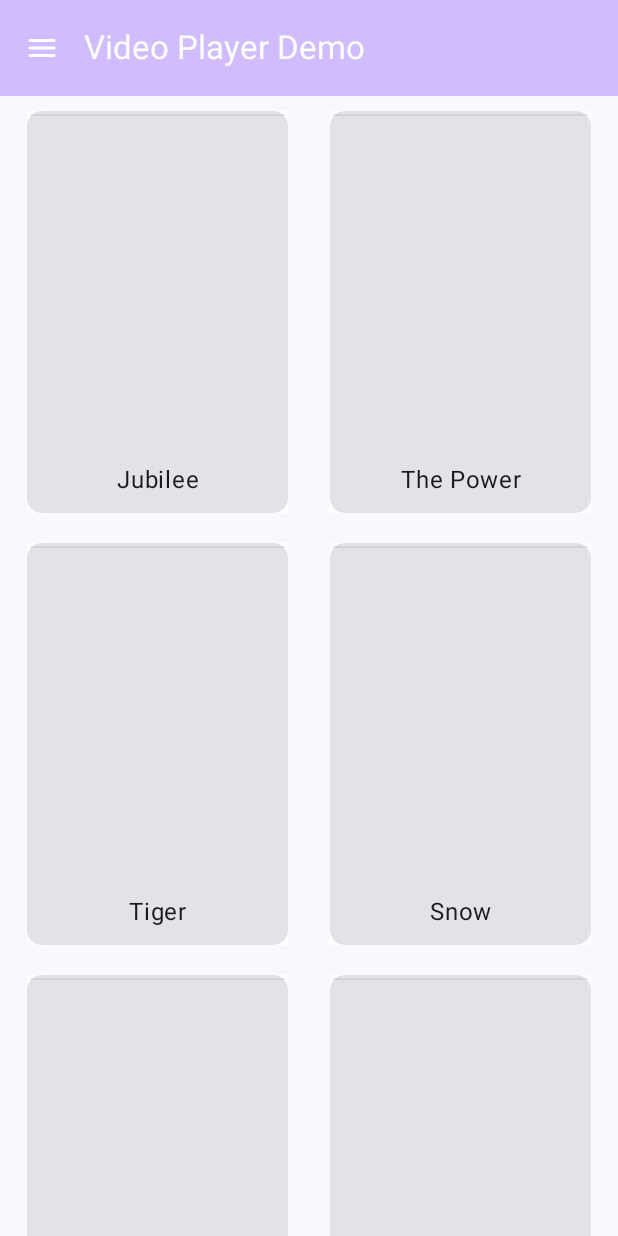
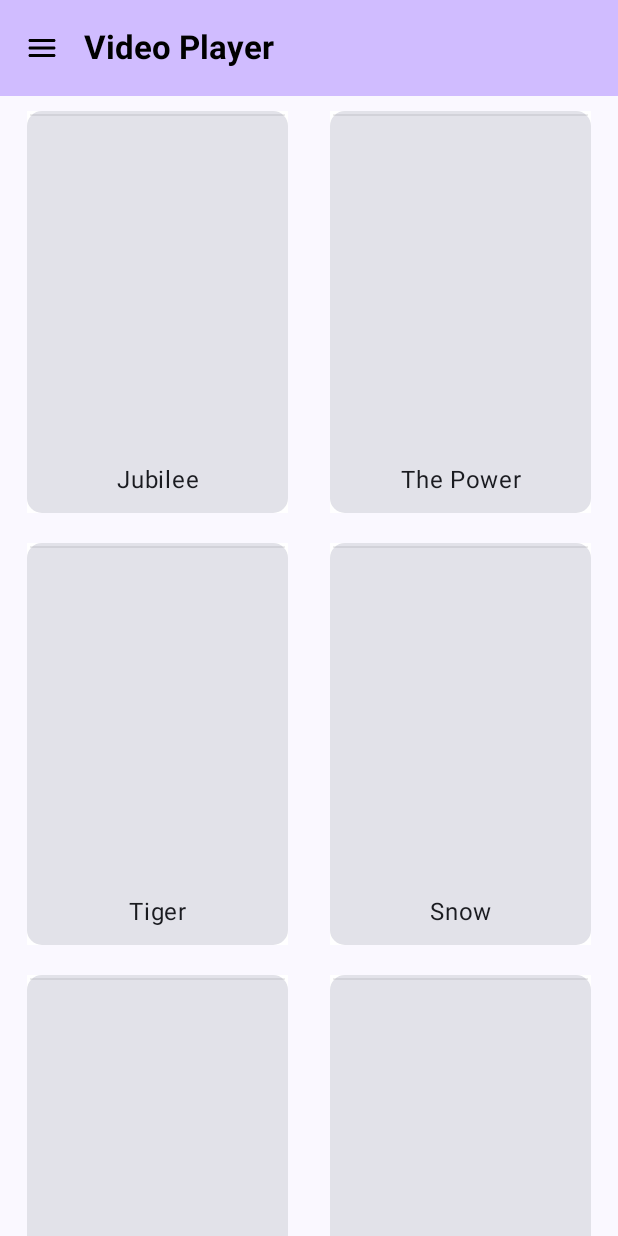
Before and after one commit to mahroonoohi/video_player, an Android app built with Jetpack Compose: the screen it shows after launch (MainActivity), on a phone screen of 412 x 824 dp. Run offline under Robolectric (Android 15) with nearby library versions, the phone set to English and light mode, and no system bars.

```diff
--- a/app/build.gradle.kts
+++ b/app/build.gradle.kts
@@ -63,11 +63,13 @@ dependencies {
     implementation(platform("androidx.compose:compose-bom:2023.08.00"))
     implementation(platform("androidx.compose:compose-bom:2023.08.00"))
     implementation(platform("androidx.compose:compose-bom:2023.08.00"))
+    implementation(platform("androidx.compose:compose-bom:2023.08.00"))
     testImplementation("junit:junit:4.13.2")
     androidTestImplementation("androidx.test.ext:junit:1.1.5")
     androidTestImplementation("androidx.test.espresso:espresso-core:3.5.1")
     androidTestImplementation(platform("androidx.compose:compose-bom:2023.08.00"))
     androidTestImplementation("androidx.compose.ui:ui-test-junit4")
+    androidTestImplementation(platform("androidx.compose:compose-bom:2023.08.00"))
     androidTestImplementation(platform("androidx.compose:compose-bom:2023.08.00"))
     androidTestImplementation(platform("androidx.compose:compose-bom:2023.08.00"))
     androidTestImplementation(platform("androidx.compose:compose-bom:2023.08.00"))
@@ -92,9 +94,11 @@ dependencies {
     implementation("androidx.compose.animation:animation:1.6.7")
     implementation("androidx.compose.runtime:runtime:1.6.7")
     implementation("androidx.compose.runtime:runtime-saveable:1.6.7")
-    implementation("androidx.compose.ui:ui:1.6.7")
     implementation("androidx.lifecycle:lifecycle-viewmodel-compose:2.7.0")
     implementation("androidx.navigation:navigation-runtime-ktx:[2.7.7]")
     implementation ("androidx.navigation:navigation-compose:2.7.7")
+    implementation ("com.pierfrancescosoffritti.androidyoutubeplayer:core:12.1.0")
+    implementation ("androidx.compose.ui:ui:1.6.7")
+    implementation ("androidx.compose.material:material:1.6.7")
 
 }
--- a/app/src/main/java/mahroo/noohi/videoplayer/MainActivity.kt
+++ b/app/src/main/java/mahroo/noohi/videoplayer/MainActivity.kt
@@ -7,6 +7,7 @@ import android.util.Log
 import android.widget.Toast
 import androidx.activity.ComponentActivity
 import androidx.activity.compose.setContent
+import androidx.compose.foundation.Image
 import androidx.compose.foundation.background
 import androidx.compose.foundation.clickable
 import androidx.compose.foundation.layout.*
@@ -34,13 +35,13 @@ import androidx.compose.ui.text.style.TextAlign
 import androidx.compose.ui.text.style.TextOverflow
 import androidx.compose.ui.tooling.preview.Preview
 import androidx.compose.ui.unit.dp
-import androidx.compose.ui.unit.sp
-import androidx.navigation.compose.rememberNavController
 import coil.compose.SubcomposeAsyncImage
 import coil.request.ImageRequest
 import kotlinx.coroutines.launch
 import mahroo.noohi.videoplayer.includes.Tools.parseJsonFromAssets
 import mahroo.noohi.videoplayer.model.MovieModel
+import mahroo.noohi.videoplayer.ui.theme.Pink40
+import mahroo.noohi.videoplayer.ui.theme.Pink80
 import mahroo.noohi.videoplayer.ui.theme.Purple80
 import mahroo.noohi.videoplayer.ui.theme.VideoPlayerTheme
 
@@ -84,19 +85,25 @@ fun ListViewContent() {
                         .fillMaxWidth()
                         .height(150.dp),
                         contentAlignment = Alignment.Center
-                ) {
-                    Text(text = " Welcome! ",  fontWeight = FontWeight.Bold,
-                        fontStyle = FontStyle.Italic, fontSize = 25.sp)
+                )
+                {
+                    Image(
+                        painter = painterResource(id = R.drawable.play),
+                        contentDescription = null,
+                        modifier = Modifier
+                            .size(100.dp)
+                            .padding(10.dp),
+                        contentScale = ContentScale.Crop
+                    )
                 }
-
                 Divider()
-                NavigationDrawerItem(label = { Text(text = "Home", color = Purple80) },
+                NavigationDrawerItem(label = { Text(text = "Home", color = Pink40) },
                     selected = false,
                     icon = {
                         Icon(
                             imageVector = Icons.Default.Home,
                             contentDescription = "Home",
-                            tint = Purple80
+                            tint = Pink80
                         )
                     },
                     onClick = {
@@ -104,13 +111,13 @@ fun ListViewContent() {
                             drawerState.close()
                         }
                     })
-                NavigationDrawerItem(label = { Text(text = "YouTube", color = Purple80) },
+                NavigationDrawerItem(label = { Text(text = "YouTube", color = Pink40) },
                     selected = false,
                     icon = {
                         Icon(
                             imageVector = Icons.Default.ArrowForward,
                             contentDescription = "YouTube",
-                            tint = Purple80
+                            tint = Pink80
                         )
                     },
                     onClick = {
@@ -120,13 +127,13 @@ fun ListViewContent() {
                         val intent = Intent(context, YouTubeActivity::class.java) // Use context here
                         context.startActivity(intent)
                     })
-                NavigationDrawerItem(label = { Text(text = "Logout", color = Purple80) },
+                NavigationDrawerItem(label = { Text(text = "Logout", color = Pink40) },
                     selected = false,
                     icon = {
                         Icon(
                             imageVector = Icons.Default.ExitToApp,
                             contentDescription = "Logout",
-                            tint = Purple80
+                            tint = Pink80
                         )
                     },
                     onClick = {
@@ -144,7 +151,7 @@ fun ListViewContent() {
             topBar = {
                 val coroutineScopes = rememberCoroutineScope()
                 TopAppBar(
-                    title = { Text(text = "Video Player Demo") },
+                    title = { Text(text = "Video Player ", color = Color.Black,fontWeight = FontWeight.Bold) },
                     colors = TopAppBarDefaults.topAppBarColors(
                         containerColor = Purple80,
                         titleContentColor = Color.White,
@@ -157,7 +164,7 @@ fun ListViewContent() {
                             }
                         }) {
                             Icon(
-                                Icons.Rounded.Menu, contentDescription = "MenuButton"
+                                Icons.Rounded.Menu, contentDescription = "MenuButton", tint = Color.Black
                             )
                         }
                     },
```
Also changed, not shown: app/src/main/java/mahroo/noohi/videoplayer/YouTubeActivity.kt (+122 -20 lines), app/src/main/res/drawable/play.png (added).
